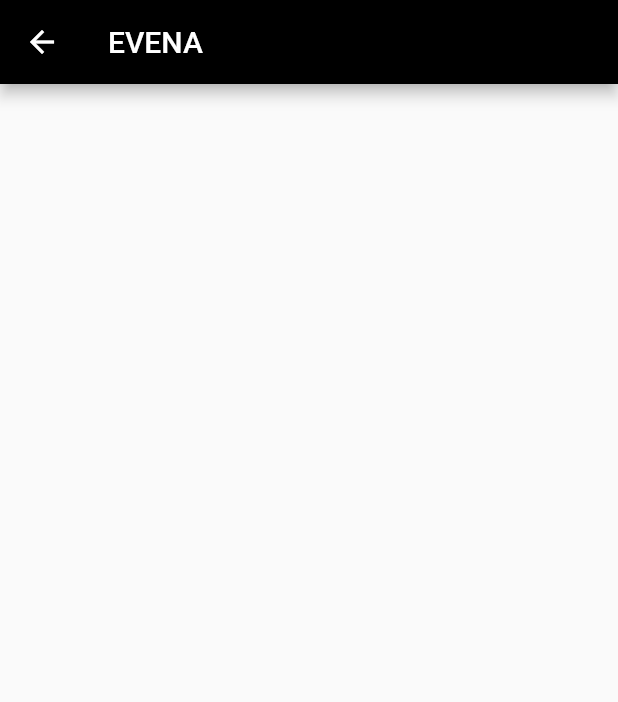
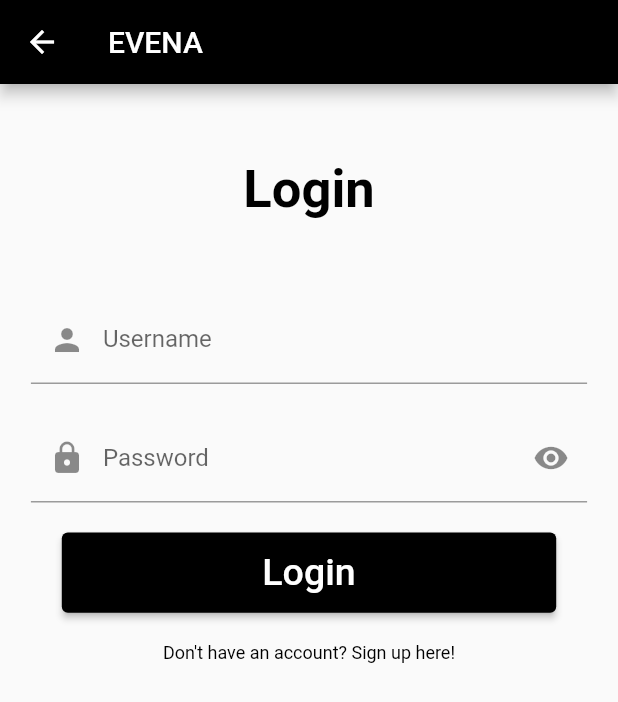
Before and after one commit to kkarimwahba/Evena, a Flutter app: the Login screen opened directly, on a phone screen of 412 x 824 dp. Shown: the top 702 px of the screen. Run offline on Flutter 3.47's test engine with Material 2 defaults, Android fonts, the phone set to English and light mode, and no system bars.

Commit message:
loginSignUp

```diff
--- a/lib/screens/login.dart
+++ b/lib/screens/login.dart
@@ -1,3 +1,5 @@
+import 'package:evena/screens/signup.dart';
+import 'package:evena/screens/userHome.dart';
 import 'package:flutter/material.dart';
 
 class Login extends StatefulWidget {
@@ -10,13 +12,102 @@ class Login extends StatefulWidget {
 class _LoginState extends State<Login> {
   @override
   Widget build(BuildContext context) {
-    return Scaffold(
-      appBar: AppBar(
-        title: const Text(
-          "EVENA",
-          style: TextStyle(color: Colors.white),
+    return SafeArea(
+      child: Scaffold(
+        appBar: AppBar(
+          title: const Text(
+            "EVENA",
+            style: TextStyle(color: Colors.white),
+          ),
+          backgroundColor: Colors.black,
         ),
-        backgroundColor: Colors.black,
+        body: Column(
+          children: [
+            const Padding(
+              padding: EdgeInsets.only(top: 50.0),
+              child: Align(
+                alignment: Alignment.center,
+                child: Text(
+                  "Login",
+                  style: TextStyle(
+                    fontWeight: FontWeight.bold,
+                    color: Colors.black,
+                    fontSize: 35,
+                  ),
+                ),
+              ),
+            ),
+            const SizedBox(
+              height: 50,
+            ),
+            SizedBox(
+              width: 0.9 * MediaQuery.of(context).size.width,
+              child: TextFormField(
+                decoration: const InputDecoration(
+                  labelText: 'Username',
+                  prefixIcon: Icon(Icons.person),
+                ),
+                validator: (value) {
+                  if (value!.isEmpty) {
+                    return 'Please enter your username';
+                  }
+                  return null;
+                },
+              ),
+            ),
+            const SizedBox(height: 20),
+            SizedBox(
+              width: 0.9 * MediaQuery.of(context).size.width,
+              child: TextFormField(
+                decoration: const InputDecoration(
+                    labelText: 'Password',
+                    prefixIcon: Icon(Icons.lock),
+                    suffixIcon: Icon(Icons.remove_red_eye)),
+                validator: (value) {
+                  if (value!.isEmpty) {
+                    return 'Please enter your Password';
+                  }
+                  return null;
+                },
+              ),
+            ),
+            const SizedBox(height: 20),
+            SizedBox(
+              width: 0.8 * MediaQuery.of(context).size.width,
+              height: 0.13 * MediaQuery.of(context).size.width,
+              child: ElevatedButton(
+                onPressed: () {
+                  Navigator.of(context).push(MaterialPageRoute(
+                    builder: (c) {
+                      return UserHome();
+                    },
+                  ));
+                },
+                style: ElevatedButton.styleFrom(
+                  backgroundColor: Colors.black,
+                ),
+                child: const Text(
+                  'Login',
+                  style: TextStyle(color: Colors.white, fontSize: 25),
+                ),
+              ),
+            ),
+            const SizedBox(height: 20),
+            GestureDetector(
+              onTap: () {
+                Navigator.of(context).push(MaterialPageRoute(
+                  builder: (c) {
+                    return Signup();
+                  },
+                ));
+              },
+              child: const Text(
+                'Don\'t have an account? Sign up here!',
+                style: TextStyle(color: Colors.black, fontSize: 12),
+              ),
+            ),
+          ],
+        ),
       ),
     );
   }
```
Also changed, not shown: lib/screens/signup.dart (+139 -0 lines), lib/screens/userHome.dart (+23 -0 lines), 1 other file.
